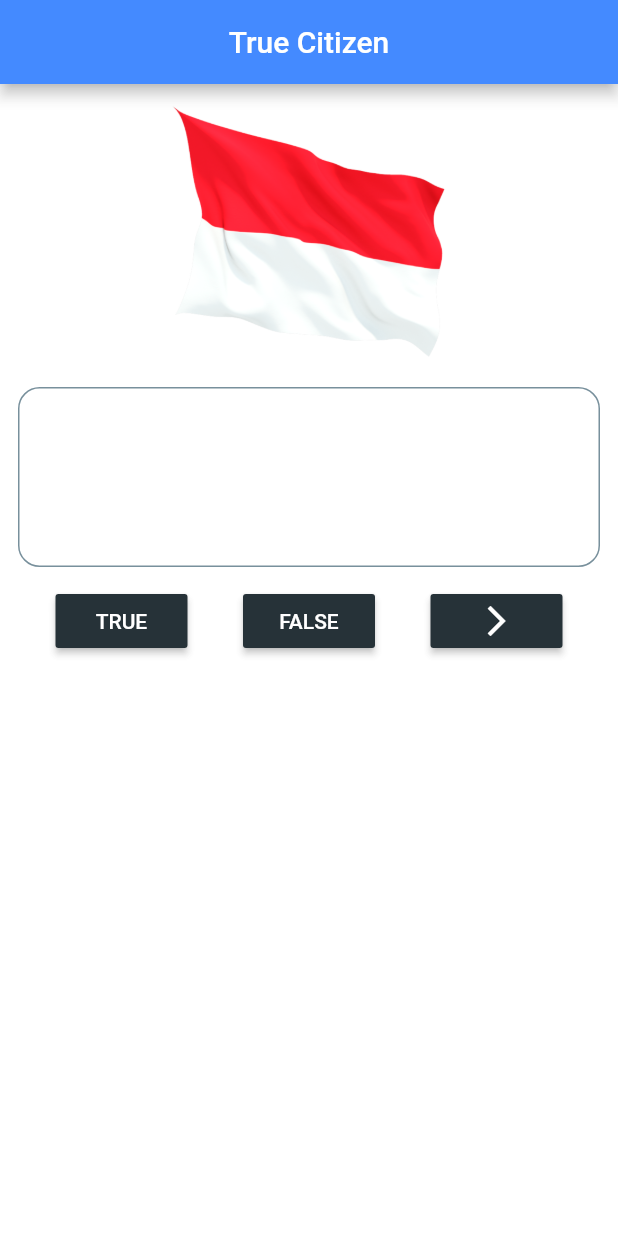
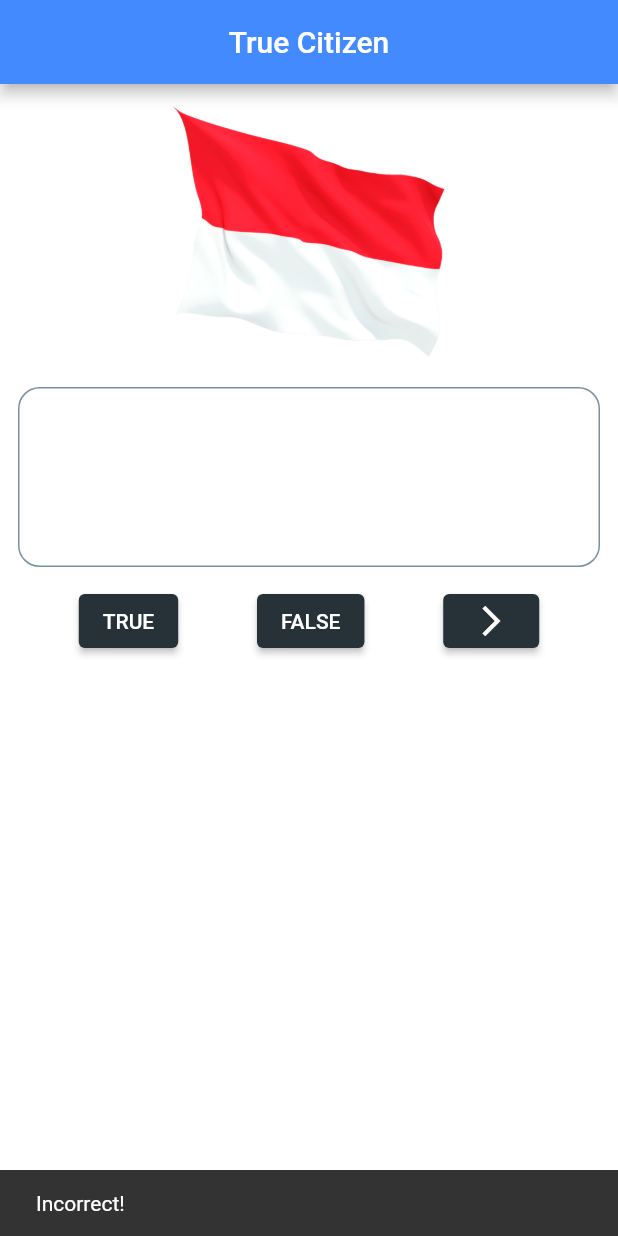
Before and after one commit to xans-me/flutter-quiz-app, a Flutter app: the screen it shows after launch, after a tap on "TRUE", on a phone screen of 412 x 824 dp. Run offline on Flutter 3.47's test engine with Material 2 defaults, Android fonts, the phone set to English and light mode, and no system bars.

Commit message:
Change RaisedButton to ElevatedButton & Scaffold Snackbar to ScaffoldMessenger Snackbar

```diff
--- a/lib/main.dart
+++ b/lib/main.dart
@@ -30,14 +30,19 @@ class _QuizAppState extends State<QuizApp> {
         centerTitle: true,
         backgroundColor: Colors.blueAccent,
       ),
-      body: Container(
+
+      // We yse [Builder] here to use a [context] that is a descendent of
+      // [Scaffold] or else [Scaffold.of] will return null
+      body: Builder(
+        builder: (BuildContext context) => Container(
           margin: EdgeInsets.only(top: 10.0),
           child: Column(
             mainAxisAlignment: MainAxisAlignment.center,
             children: <Widget>[
               // Flag Image on Center
               Center(
-                child: Image.asset("images/flag.png", width: 250, height: 180)),
+                  child:
+                      Image.asset("images/flag.png", width: 250, height: 180)),
 
               Padding(
                 padding: const EdgeInsets.all(12.0),
@@ -47,45 +52,46 @@ class _QuizAppState extends State<QuizApp> {
                     borderRadius: BorderRadius.circular(14.4),
                     border: Border.all(
                         color: Colors.blueGrey.shade400,
-                      style: BorderStyle.solid,
-                    )),
+                        style: BorderStyle.solid),
+                  ),
                   height: 120.0,
                   child: Center(
                     child: Padding(
                       padding: const EdgeInsets.all(8.0),
                       child: Text(
                         questionBank[_currentQuestionIndex].questionText,
-                    style: TextStyle(
-                      fontSize: 16.9,
-                      color: Colors.white,
+                        style: TextStyle(color: Colors.white),
                       ),
                     ),
-                )),
+                  ),
                 ),
               ),
 
               Row(
                 mainAxisAlignment: MainAxisAlignment.spaceEvenly,
                 children: [
-                RaisedButton(
-                  onPressed: () => _checkAnswer(true),
-                  color: Colors.blueGrey.shade900,
+                  ElevatedButton(
+                    onPressed: () => _checkAnswer(true, context),
+                    style: ElevatedButton.styleFrom(
+                        primary: Colors.blueGrey.shade900),
                     child: Text(
                       "TRUE",
                       style: TextStyle(color: Colors.white),
                     ),
                   ),
-                RaisedButton(
-                  onPressed: () => _checkAnswer(false),
-                  color: Colors.blueGrey.shade900,
+                  ElevatedButton(
+                    onPressed: () => _checkAnswer(false, context),
+                    style: ElevatedButton.styleFrom(
+                        primary: Colors.blueGrey.shade900),
                     child: Text(
                       "FALSE",
                       style: TextStyle(color: Colors.white),
                     ),
                   ),
-                RaisedButton(
+                  ElevatedButton(
                       onPressed: () => _nextQuestion(),
-                    color: Colors.blueGrey.shade900,
+                      style: ElevatedButton.styleFrom(
+                          primary: Colors.blueGrey.shade900),
                       child: Icon(
                         Icons.arrow_forward_ios,
                         color: Colors.white,
@@ -96,15 +102,17 @@ class _QuizAppState extends State<QuizApp> {
             ],
           ),
         ),
+      ),
     );
   }
 
-  _checkAnswer(bool userChoice) {
+  _checkAnswer(bool userChoice, BuildContext context) {
     if (userChoice == questionBank[_currentQuestionIndex].isCorrect) {
-      // correct answer
-      debugPrint("Yes");
+      final snackbar = SnackBar(content: Text("Correct!"));
+      ScaffoldMessenger.of(context).showSnackBar(snackbar);
     } else {
-      debugPrint("Incorect");
+      final snackbar = SnackBar(content: Text("Incorrect!"));
+      ScaffoldMessenger.of(context).showSnackBar(snackbar);
     }
   }
 
```
Lines whose indentation alone changed are shown as unchanged.
